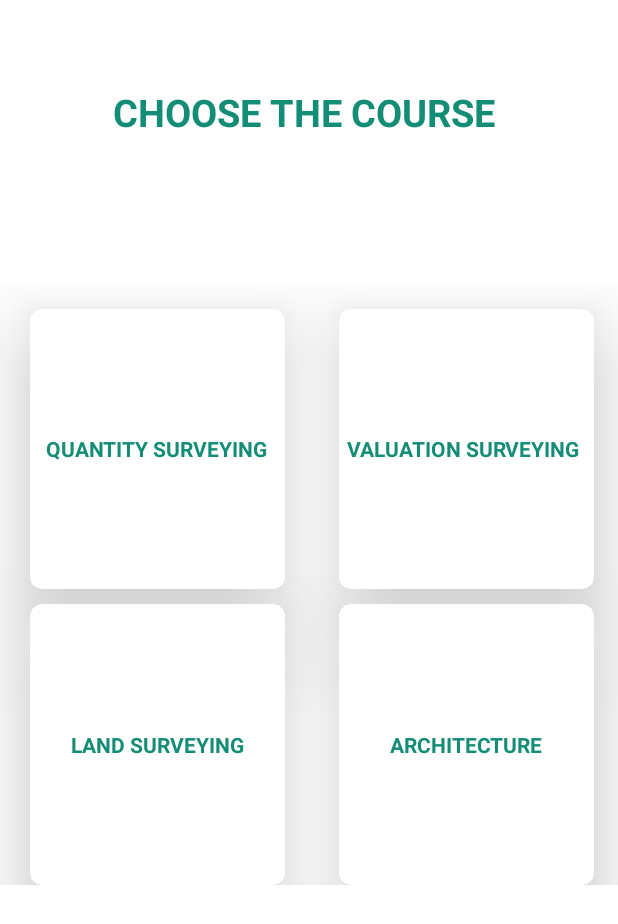
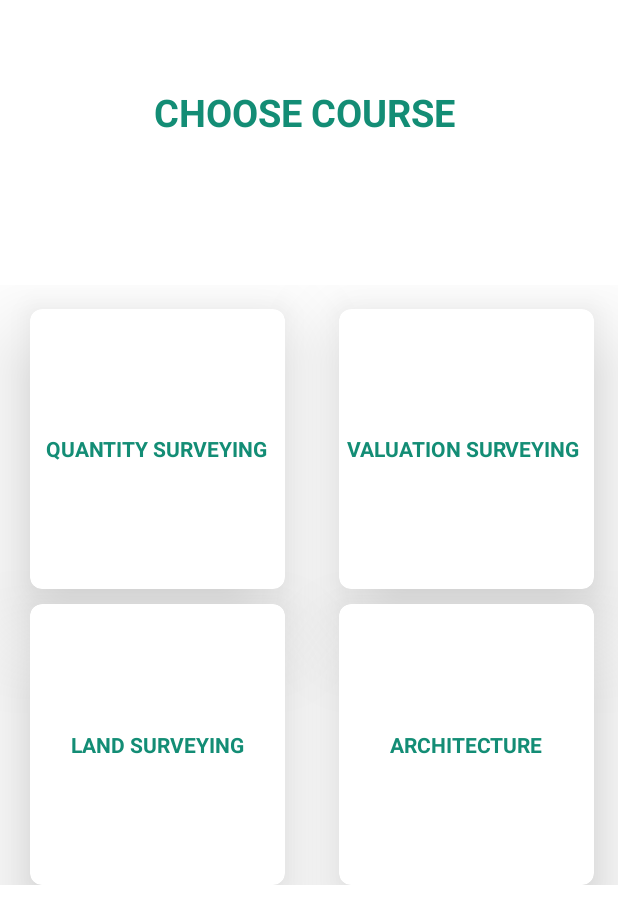
Before and after one commit to walela234/Testing-github1, an Android app: the CourseActivity screen opened directly, with no data from a screen before it, on a phone screen of 412 x 824 dp. Shown: the top 924 px of the screen. Run offline under Robolectric (Android 15) with nearby library versions, the light colour scheme and no system bars.

Commit message:
second commit

```diff
--- a/app/src/main/res/layout/activity_course.xml
+++ b/app/src/main/res/layout/activity_course.xml
@@ -17,7 +17,7 @@
             android:layout_width="wrap_content"
             android:layout_height="wrap_content"
             android:id="@+id/assk"
-            android:text="CHOOSE THE COURSE "
+            android:text="CHOOSE COURSE "
             android:textStyle="bold"
             android:textColor="@color/green"
             android:layout_centerInParent="true"
```
